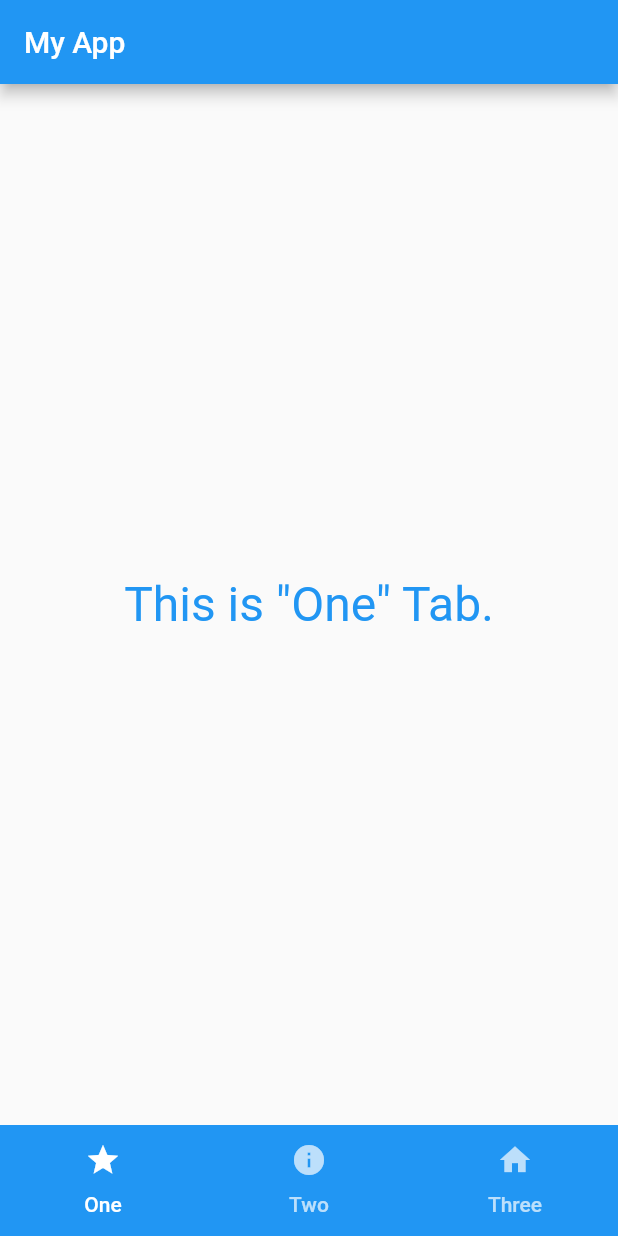
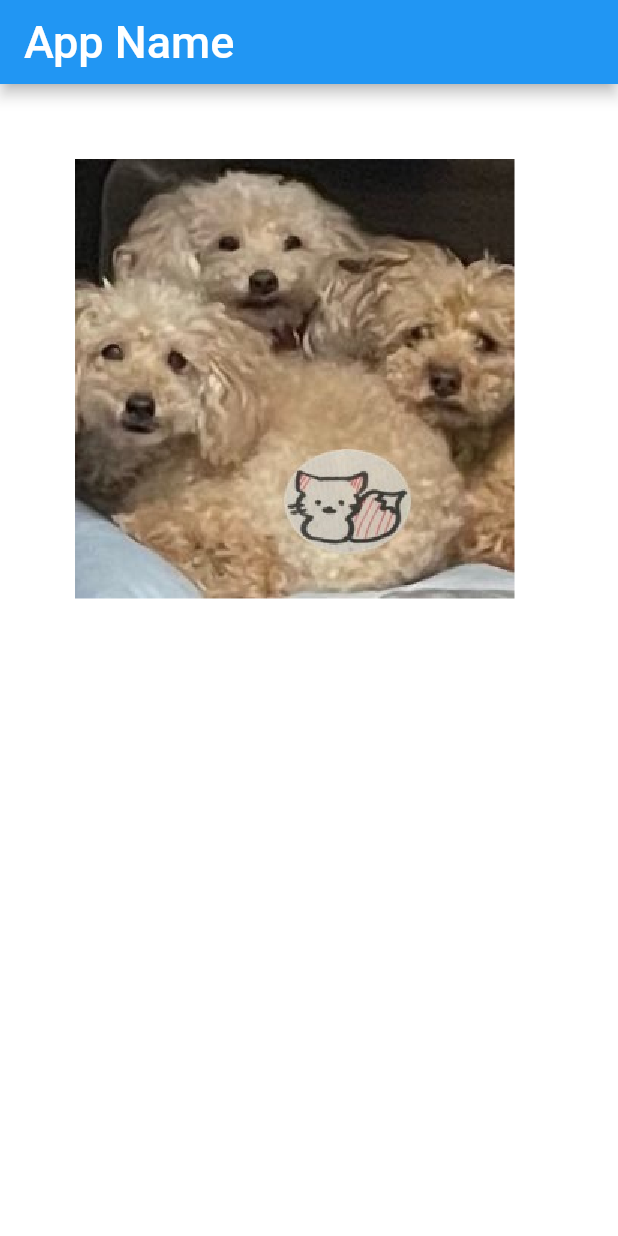
Before and after one commit to weldar0616/flutter3_textbook, a Flutter app: the screen it shows after launch, on a phone screen of 412 x 824 dp. Run offline on Flutter 3.47's test engine with Material 2 defaults, Android fonts, the phone set to English and light mode, and no system bars.

Commit message:
5-2 イメージの描画

```diff
--- a/lib/main.dart
+++ b/lib/main.dart
@@ -1,4 +1,7 @@
 import 'package:flutter/material.dart';
+import 'package:flutter/services.dart';
+import 'dart:typed_data';
+import 'dart:ui' as ui;
 
 void main() {
   runApp(MyApp());
@@ -26,62 +29,57 @@ class MyHomePage extends StatefulWidget {
   _MyHomePageState createState() => _MyHomePageState();
 }
 
-class _MyHomePageState extends State<MyHomePage>
-    with SingleTickerProviderStateMixin {
-  static const List<Tab> tabs = <Tab>[
-    Tab(
-      text: 'One',
-      icon: Icon(Icons.star),
-    ),
-    Tab(
-      text: 'Two',
-      icon: Icon(Icons.info),
-    ),
-    Tab(
-      text: 'Three',
-      icon: Icon(Icons.home),
-    ),
-  ];
+class _MyHomePageState extends State<MyHomePage> {
+  static ui.Image? _img = null;
+  static bool _flg = false;
 
-  late TabController _tabController;
-
-  @override
-  void initState() {
-    super.initState();
-    _tabController = TabController(length: tabs.length, vsync: this);
+  Future<void> loadAssetImage(String fname) async {
+    final bd = await rootBundle.load("assets/images/$fname");
+    final Uint8List u8lst = await Uint8List.view(bd.buffer);
+    final codec = await ui.instantiateImageCodec(u8lst);
+    final frameInfo = await codec.getNextFrame();
+    _img = frameInfo.image;
+    setState(() {
+      _flg = true;
+    });
   }
 
   @override
   Widget build(BuildContext context) {
+    loadAssetImage('image.jpg');
+
     return Scaffold(
+      backgroundColor: Color.fromARGB(255, 255, 255, 255),
       appBar: AppBar(
-        title: Text('My App'),
-      ),
-      bottomNavigationBar: Container(
-        color: Colors.blue,
-        child: TabBar(
-          controller: _tabController,
-          tabs: tabs,
+        title: Text(
+          'App Name',
+          style: TextStyle(fontSize: 30.0),
         ),
       ),
-      body: TabBarView(
-        controller: _tabController,
-        children: tabs.map((Tab tab) {
-          return createTab(tab);
-        }).toList(),
-      ),
-    );
-  }
-
-  Widget createTab(Tab tab) {
-    return Center(
-      child: Text(
-        ('This is "${tab.text}" Tab.'),
-        style: const TextStyle(
-          fontSize: 32.0,
-          color: Colors.blue,
+      body: Container(
+        child: CustomPaint(
+          painter: MyPainter(_img),
         ),
       ),
     );
   }
 }
+
+class MyPainter extends CustomPainter {
+  ui.Image? _img = null;
+
+  MyPainter(this._img);
+
+  @override
+  void paint(Canvas canvas, Size size) {
+    Paint p = Paint();
+
+    Offset off = Offset(50.0, 50.0);
+    if (_img != null) {
+      canvas.drawImage(_img!, off, p);
+    }
+  }
+
+  @override
+  bool shouldRepaint(CustomPainter oldDelegate) => true;
+}
--- a/pubspec.yaml
+++ b/pubspec.yaml
@@ -63,6 +63,8 @@ flutter:
   # assets:
   #   - images/a_dot_burr.jpeg
   #   - images/a_dot_ham.jpeg
+  assets:
+    - assets/images/image.jpg
 
   # An image asset can refer to one or more resolution-specific "variants", see
   # https://flutter.dev/assets-and-images/#resolution-aware
```
Also changed, not shown: assets/images/image.jpg (added).
